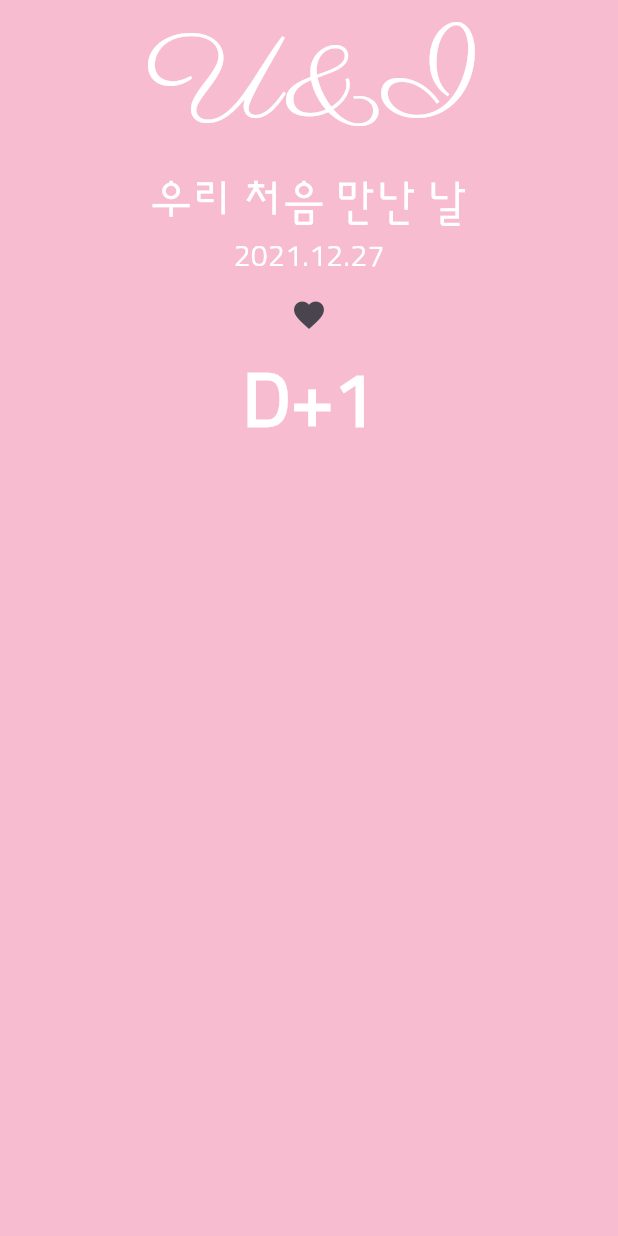
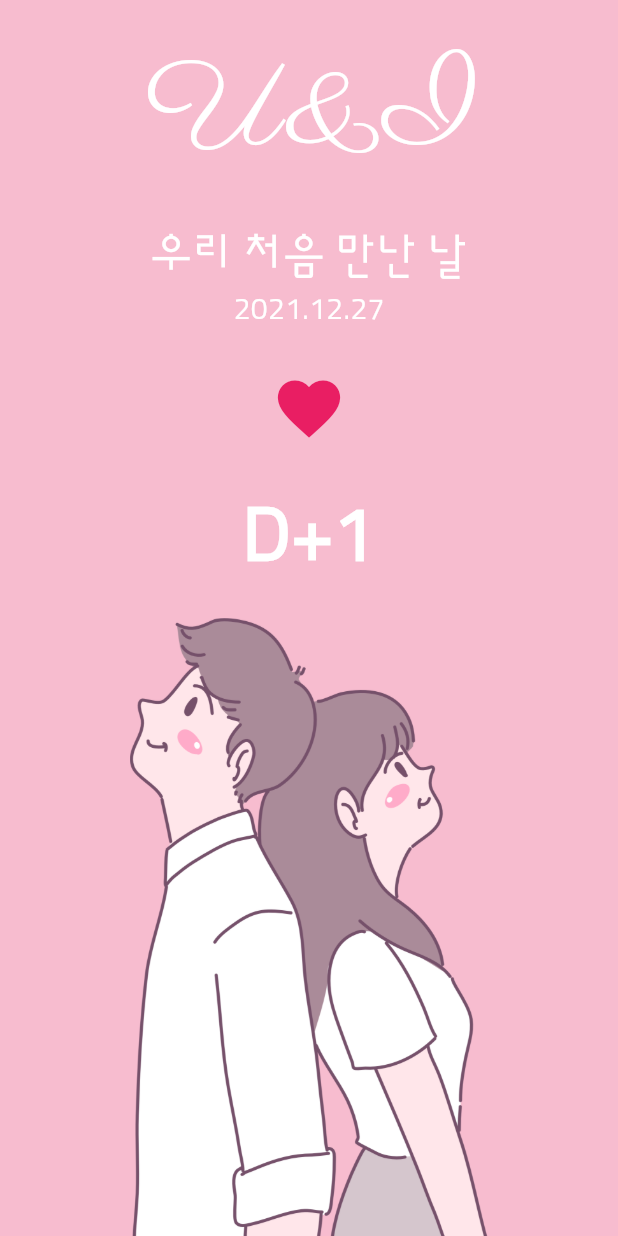
Before and after one commit to bunju20/D-day-app, a Flutter app: the screen it shows after launch, on a phone screen of 412 x 824 dp. Run offline on Flutter 3.47's test engine with Material 3 defaults, Android fonts, the phone set to English and light mode, and no system bars.

Commit message:
fix: 디자인 수정

```diff
--- a/lib/screen/home_screen.dart
+++ b/lib/screen/home_screen.dart
@@ -8,9 +8,28 @@
     return Scaffold(
         backgroundColor: Color(0xFFF7BCCF),
         body: SafeArea(
+          bottom: false,
           child: Container(
             width: MediaQuery.of(context).size.width,
             child: Column(
+              children: [
+                _TopPart(),
+                _BottomPart(),
+              ],
+            ),
+          ),
+        ));
+  }
+}
+
+class _TopPart extends StatelessWidget {
+  const _TopPart({super.key});
+
+  @override
+  Widget build(BuildContext context) {
+    return Expanded(
+      child: Column(
+        mainAxisAlignment: MainAxisAlignment.spaceEvenly,
         children: [
           Text(
             'U&I',
@@ -20,6 +39,8 @@
               fontSize: 80.0,
             ),
           ),
+          Column(
+            children: [
               Text(
                 "우리 처음 만난 날",
                 style: TextStyle(
@@ -36,7 +57,15 @@
                   fontSize: 20.0,
                 ),
               ),
-                IconButton(onPressed: () {}, icon: Icon(Icons.favorite)),
+            ],
+          ),
+          IconButton(
+              iconSize: 50.0,
+              onPressed: () {},
+              icon: Icon(
+                Icons.favorite,
+                color: Colors.pink,
+              )),
           Text(
             "D+1",
             style: TextStyle(
@@ -48,7 +77,15 @@
           ),
         ],
       ),
-          ),
-        ));
+    );
   }
 }
+
+class _BottomPart extends StatelessWidget {
+  const _BottomPart({super.key});
+
+  @override
+  Widget build(BuildContext context) {
+    return Expanded(child: Image.asset('asset/img/middle_image.png'));
+  }
+}
```
Lines whose indentation alone changed are shown as unchanged.
